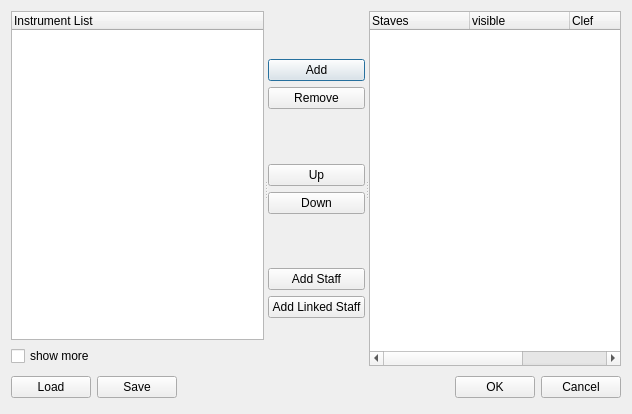
Old version of the form mscore/mscore/instrdialog.ui in the repository musescore/musescore-old.
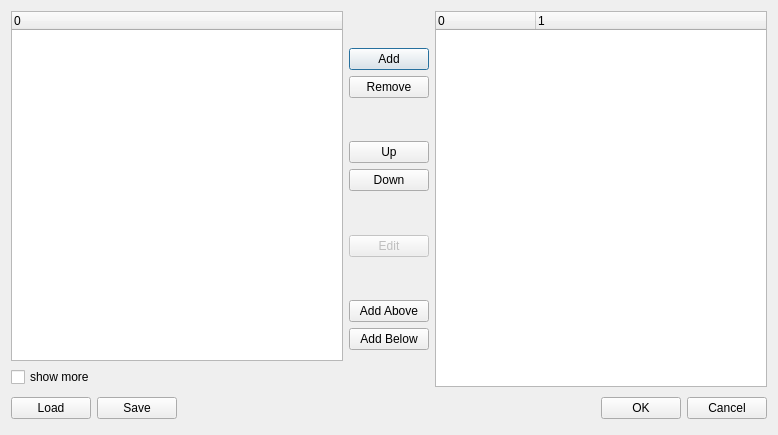
New version of the form.

The edit to the form file:
```diff
--- a/mscore/mscore/instrdialog.ui
+++ b/mscore/mscore/instrdialog.ui
@@ -6,8 +6,8 @@
    <rect>
     <x>0</x>
     <y>0</y>
-    <width>632</width>
-    <height>414</height>
+    <width>778</width>
+    <height>435</height>
    </rect>
   </property>
   <property name="windowTitle">
@@ -15,14 +15,8 @@
   </property>
   <layout class="QVBoxLayout" name="verticalLayout_2">
    <item>
-    <widget class="QSplitter" name="splitter">
-     <property name="orientation">
-      <enum>Qt::Horizontal</enum>
-     </property>
-     <property name="childrenCollapsible">
-      <bool>false</bool>
-     </property>
-     <widget class="QWidget" name="layoutWidget">
+    <layout class="QHBoxLayout" name="horizontalLayout">
+     <item>
       <layout class="QVBoxLayout" name="verticalLayout">
        <item>
         <widget class="QTreeWidget" name="instrumentList">
@@ -40,7 +34,7 @@
          </property>
          <column>
           <property name="text">
-           <string>Instrument List</string>
+           <string>0</string>
           </property>
          </column>
         </widget>
@@ -53,8 +47,8 @@
         </widget>
        </item>
       </layout>
-     </widget>
-     <widget class="QWidget" name="layoutWidget">
+     </item>
+     <item>
       <layout class="QVBoxLayout">
        <property name="spacing">
         <number>6</number>
@@ -78,7 +72,7 @@
        <item>
         <widget class="QPushButton" name="addButton">
          <property name="sizePolicy">
-          <sizepolicy hsizetype="Preferred" vsizetype="Fixed">
+          <sizepolicy hsizetype="Minimum" vsizetype="Fixed">
            <horstretch>0</horstretch>
            <verstretch>0</verstretch>
           </sizepolicy>
@@ -153,6 +147,48 @@
          </property>
         </spacer>
        </item>
+       <item>
+        <widget class="QPushButton" name="editButton">
+         <property name="enabled">
+          <bool>false</bool>
+         </property>
+         <property name="sizePolicy">
+          <sizepolicy hsizetype="Minimum" vsizetype="Fixed">
+           <horstretch>0</horstretch>
+           <verstretch>0</verstretch>
+          </sizepolicy>
+         </property>
+         <property name="text">
+          <string>Edit</string>
+         </property>
+        </widget>
+       </item>
+       <item>
+        <spacer>
+         <property name="orientation">
+          <enum>Qt::Vertical</enum>
+         </property>
+         <property name="sizeHint" stdset="0">
+          <size>
+           <width>20</width>
+           <height>40</height>
+          </size>
+         </property>
+        </spacer>
+       </item>
+       <item>
+        <widget class="QPushButton" name="aboveButton">
+         <property name="sizePolicy">
+          <sizepolicy hsizetype="Minimum" vsizetype="Fixed">
+           <horstretch>0</horstretch>
+           <verstretch>0</verstretch>
+          </sizepolicy>
+         </property>
+         <property name="text">
+          <string>Add Above</string>
+         </property>
+        </widget>
+       </item>
        <item>
         <widget class="QPushButton" name="belowButton">
          <property name="sizePolicy">
@@ -162,20 +198,7 @@
           </sizepolicy>
          </property>
          <property name="text">
-          <string>Add Staff</string>
-         </property>
-        </widget>
-       </item>
-       <item>
-        <widget class="QPushButton" name="linkedButton">
-         <property name="sizePolicy">
-          <sizepolicy hsizetype="Preferred" vsizetype="Fixed">
-           <horstretch>0</horstretch>
-           <verstretch>0</verstretch>
-          </sizepolicy>
-         </property>
-         <property name="text">
-          <string>Add Linked Staff</string>
+          <string>Add Below</string>
          </property>
         </widget>
        </item>
@@ -193,7 +216,8 @@
         </spacer>
        </item>
       </layout>
-     </widget>
+     </item>
+     <item>
      <widget class="QTreeWidget" name="partiturList">
       <property name="alternatingRowColors">
        <bool>true</bool>
@@ -202,33 +226,21 @@
        <bool>true</bool>
       </property>
       <property name="columnCount">
-       <number>4</number>
+        <number>2</number>
       </property>
       <column>
        <property name="text">
-        <string>Staves</string>
+         <string>0</string>
        </property>
       </column>
       <column>
        <property name="text">
-        <string>visible</string>
-       </property>
-      </column>
-      <column>
-       <property name="text">
-        <string>Clef</string>
-       </property>
-      </column>
-      <column>
-       <property name="text">
-        <string>linked</string>
-       </property>
-       <property name="toolTip">
-        <string>staff linked to previous</string>
-       </property>
-      </column>
-     </widget>
-    </widget>
+         <string>1</string>
+        </property>
+       </column>
+      </widget>
+     </item>
+    </layout>
    </item>
    <item>
     <layout class="QHBoxLayout">
@@ -267,12 +279,6 @@
      </item>
      <item>
       <widget class="QPushButton" name="okButton">
-       <property name="sizePolicy">
-        <sizepolicy hsizetype="Preferred" vsizetype="Fixed">
-         <horstretch>0</horstretch>
-         <verstretch>0</verstretch>
-        </sizepolicy>
-       </property>
        <property name="text">
         <string>OK</string>
        </property>
```
Lines whose indentation alone changed are shown as unchanged.
